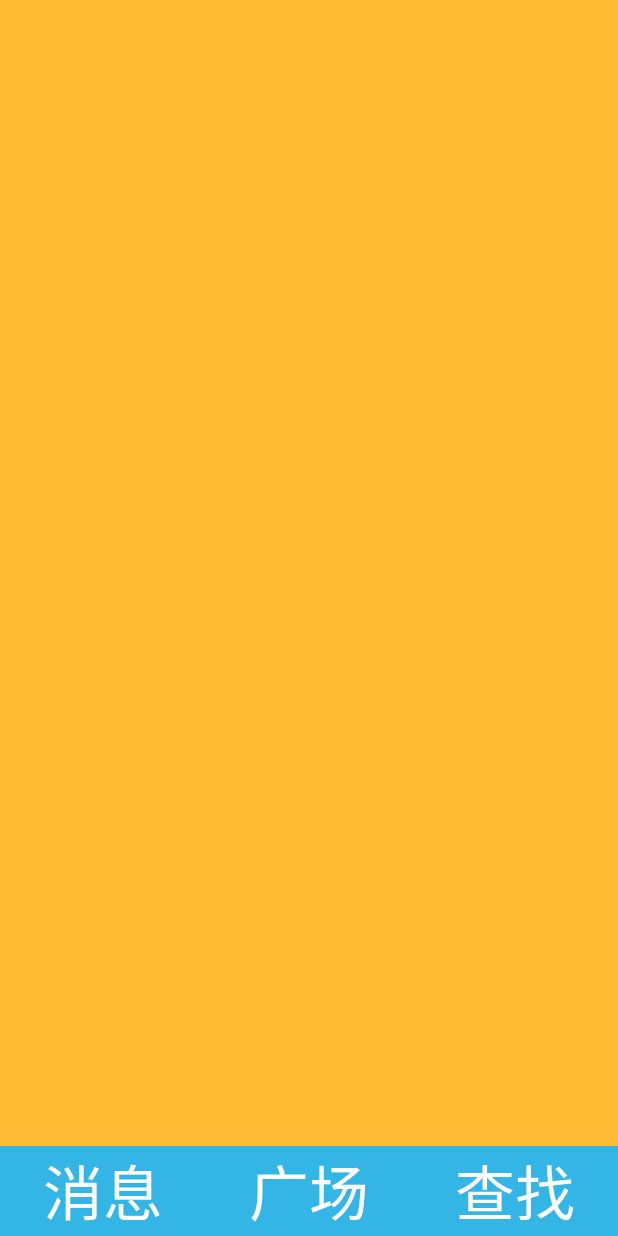
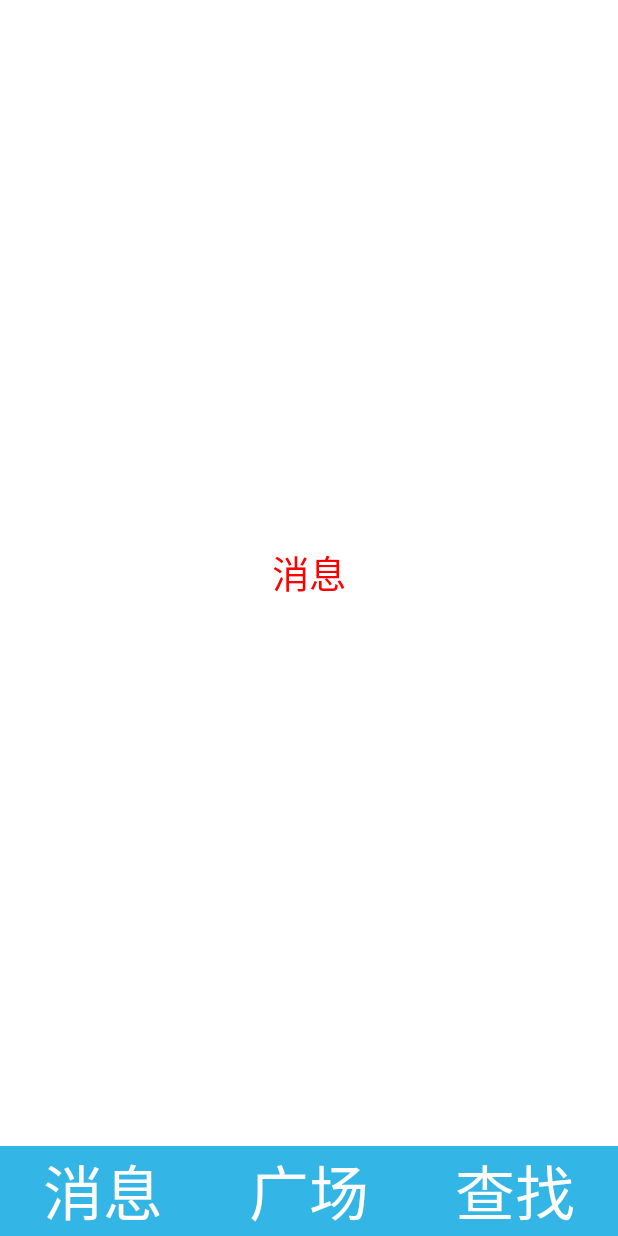
Before and after one commit to Gno-GH/Minimal, an Android app: the FrontFragment screen opened directly, with no data from a screen before it, on a phone screen of 412 x 824 dp. Run offline under Robolectric (Android 15) with nearby library versions, the phone set to English and light mode, and no system bars.

Commit message:
优化minimallayout控件

```diff
--- a/app/src/main/java/minimal/microfriend/MainActivity.java
+++ b/app/src/main/java/minimal/microfriend/MainActivity.java
@@ -1,8 +1,8 @@
 package minimal.microfriend;
 
-import minimal.microfriend.R;
 import minimal.microfriend.fragment.FrontFragment;
 import minimal.microfriend.fragment.LeftFragment;
+import minimal.microfriend.view.MinimalLayout;
 
 import android.os.Bundle;
 import android.support.v4.app.FragmentActivity;
@@ -12,11 +12,12 @@ import android.support.v4.app.FragmentTransaction;
 public class MainActivity extends FragmentActivity {
     private static final String FRONT_FT = "FRONT_FT";
     private static final String LEFT_FT = "LEFT_FT";
-    //git
+    private MinimalLayout mini_layout;
     @Override
     protected void onCreate(Bundle savedInstanceState) {
         super.onCreate(savedInstanceState);
         setContentView(R.layout.activity_main);
+        mini_layout = (MinimalLayout) findViewById(R.id.mini_layout);
         initFragment();
     }
 
--- /dev/null
+++ b/app/src/main/java/minimal/microfriend/adapter/ContextPagerAdapter.java
@@ -0,0 +1,40 @@
+package minimal.microfriend.adapter;
+
+import android.support.v4.view.PagerAdapter;
+import android.view.View;
+import android.view.ViewGroup;
+
+import java.util.ArrayList;
+
+import minimal.microfriend.base.BaseTabPager;
+
+/**
+ * Created by gno on 16-5-29.
+ */
+public class ContextPagerAdapter extends PagerAdapter {
+    private ArrayList<BaseTabPager> pagers;
+    public ContextPagerAdapter(ArrayList<BaseTabPager> pagers){
+        this.pagers = pagers;
+    }
+    @Override
+    public int getCount() {
+        return pagers.size();
+    }
+
+    @Override
+    public boolean isViewFromObject(View view, Object object) {
+        return view == object;
+    }
+
+    @Override
+    public Object instantiateItem(ViewGroup container, int position) {
+        container.addView(pagers.get(position).getRootView());
+        pagers.get(position).initData();
+        return pagers.get(position).getRootView();
+    }
+
+    @Override
+    public void destroyItem(ViewGroup container, int position, Object object) {
+        container.removeView((View) object);
+    }
+}
--- a/app/src/main/java/minimal/microfriend/centerpager/CenterPager.java
+++ b/app/src/main/java/minimal/microfriend/centerpager/CenterPager.java
@@ -1,6 +1,9 @@
 package minimal.microfriend.centerpager;
 
 import android.content.Context;
+import android.graphics.Color;
+import android.view.Gravity;
+import android.widget.TextView;
 
 import minimal.microfriend.base.BaseTabPager;
 
@@ -11,4 +14,13 @@ public class CenterPager extends BaseTabPager{
     public CenterPager(Context context) {
         super(context);
     }
+    @Override
+    public void initData(){
+        TextView tv = new TextView(this.context);
+        tv.setText("中心");
+        tv.setTextSize(25);
+        tv.setTextColor(Color.RED);
+        tv.setGravity(Gravity.CENTER);
+        frameLayout.addView(tv);
+    }
 }
--- a/app/src/main/java/minimal/microfriend/centerpager/MessagePager.java
+++ b/app/src/main/java/minimal/microfriend/centerpager/MessagePager.java
@@ -1,6 +1,9 @@
 package minimal.microfriend.centerpager;
 
 import android.content.Context;
+import android.graphics.Color;
+import android.view.Gravity;
+import android.widget.TextView;
 
 import minimal.microfriend.base.BaseTabPager;
 
@@ -11,4 +14,14 @@ public class MessagePager extends BaseTabPager{
     public MessagePager(Context context) {
         super(context);
     }
+    @Override
+    public void initData(){
+        TextView tv = new TextView(this.context);
+        tv.setText("消息");
+        tv.setTextSize(25);
+        tv.setTextColor(Color.RED);
+        tv.setGravity(Gravity.CENTER);
+        frameLayout.addView(tv);
+    }
+
 }
--- a/app/src/main/java/minimal/microfriend/fragment/FrontFragment.java
+++ b/app/src/main/java/minimal/microfriend/fragment/FrontFragment.java
@@ -1,20 +1,44 @@
 package minimal.microfriend.fragment;
-import android.support.v4.view.ViewPager;
+
 import android.view.LayoutInflater;
 import android.view.View;
+import android.widget.RadioGroup;
+
+import java.util.ArrayList;
+
 import minimal.microfriend.R;
+import minimal.microfriend.adapter.ContextPagerAdapter;
 import minimal.microfriend.base.BaseFragment;
-public class FrontFragment extends BaseFragment {
-	private ViewPager front_vp;
+import minimal.microfriend.base.BaseTabPager;
+import minimal.microfriend.centerpager.CenterPager;
+import minimal.microfriend.centerpager.MessagePager;
+import minimal.microfriend.centerpager.MicroPager;
+import minimal.microfriend.view.NoScrollViewPager;
+
+public class FrontFragment extends BaseFragment implements View.OnClickListener{
+    private NoScrollViewPager front_vp;
+    private ArrayList<BaseTabPager> pagers;
+    private RadioGroup front_rg;
+
     @Override
     public View iniView(LayoutInflater inflater) {
         View view = inflater.inflate(R.layout.fragment_front, null);
-		front_vp = (ViewPager) view.findViewById(R.id.front_vp);
+        front_vp = (NoScrollViewPager) view.findViewById(R.id.front_vp);
+        front_rg = (RadioGroup) view.findViewById(R.id.front_rg);
         return view;
     }
+
     @Override
     public void initData() {
-
+        pagers = new ArrayList<BaseTabPager>();
+        pagers.add(new MessagePager(this.activity));
+        pagers.add(new CenterPager(this.activity));
+        pagers.add(new MicroPager(this.activity));
+        front_vp.setAdapter(new ContextPagerAdapter(pagers));
+        front_rg.setOnClickListener(this);
     }
 
+    @Override
+    public void onClick(View v) {
     }
+}
--- a/app/src/main/java/minimal/microfriend/view/MinimalLayout.java
+++ b/app/src/main/java/minimal/microfriend/view/MinimalLayout.java
@@ -117,13 +117,13 @@ public class MinimalLayout extends FrameLayout {
 			super.onViewReleased(releasedChild, xvel, yvel);
 			if (xvel > 0 || (xvel == 0 && mleftdx > mleft / 3)) {
 				isOpen(mleft, true);
-				if (status != Status.Open) {
+				if (status != Status.Open&&dragListener!=null) {
 					dragListener.onOpen();
 					status = Status.Open;
 				}
 			} else {
 				isOpen(0, true);
-				if (status != Status.Close) {
+				if (status != Status.Close&&dragListener!=null) {
 					dragListener.onClose();
 					status = Status.Close;
 				}
@@ -174,7 +174,7 @@ public class MinimalLayout extends FrameLayout {
 
 	@Override
 	public boolean onInterceptTouchEvent(MotionEvent ev) {
-		return true;
+		return false;
 	}
 
 	@Override
--- a/app/src/main/res/layout/fragment_front.xml
+++ b/app/src/main/res/layout/fragment_front.xml
@@ -4,13 +4,14 @@
     android:layout_height="match_parent"
     android:orientation="vertical"
     >
-    <android.support.v4.view.ViewPager
+    <minimal.microfriend.view.NoScrollViewPager
         android:id="@+id/front_vp"
         android:layout_width="match_parent"
         android:layout_weight="10"
         android:layout_height="0dp">
-    </android.support.v4.view.ViewPager>
+    </minimal.microfriend.view.NoScrollViewPager>
     <RadioGroup
+        android:id="@+id/front_rg"
         android:background="@android:color/holo_blue_light"
         android:layout_width="match_parent"
         android:layout_height="wrap_content"
--- a/app/src/main/res/layout/tab_basepager.xml
+++ b/app/src/main/res/layout/tab_basepager.xml
@@ -1,6 +1,7 @@
 <?xml version="1.0" encoding="utf-8"?>
 <FrameLayout xmlns:android="http://schemas.android.com/apk/res/android"
     android:id="@+id/tab_base_fl"
+    android:background="#fff"
     android:layout_width="match_parent"
     android:layout_height="match_parent">
 </FrameLayout>
```
Also changed, not shown: app/src/main/java/minimal/microfriend/centerpager/MicroPager.java (+12 -0 lines), app/src/main/java/minimal/microfriend/view/NoScrollViewPager.java (added, +28 -0 lines). Lines whose indentation alone changed are shown as unchanged.
